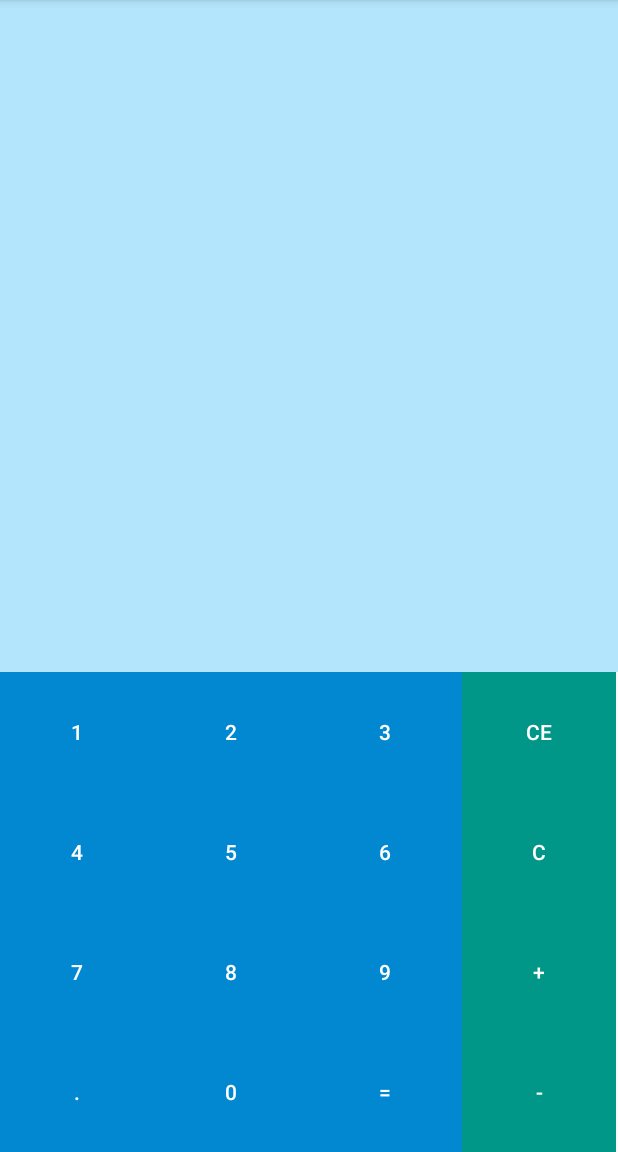
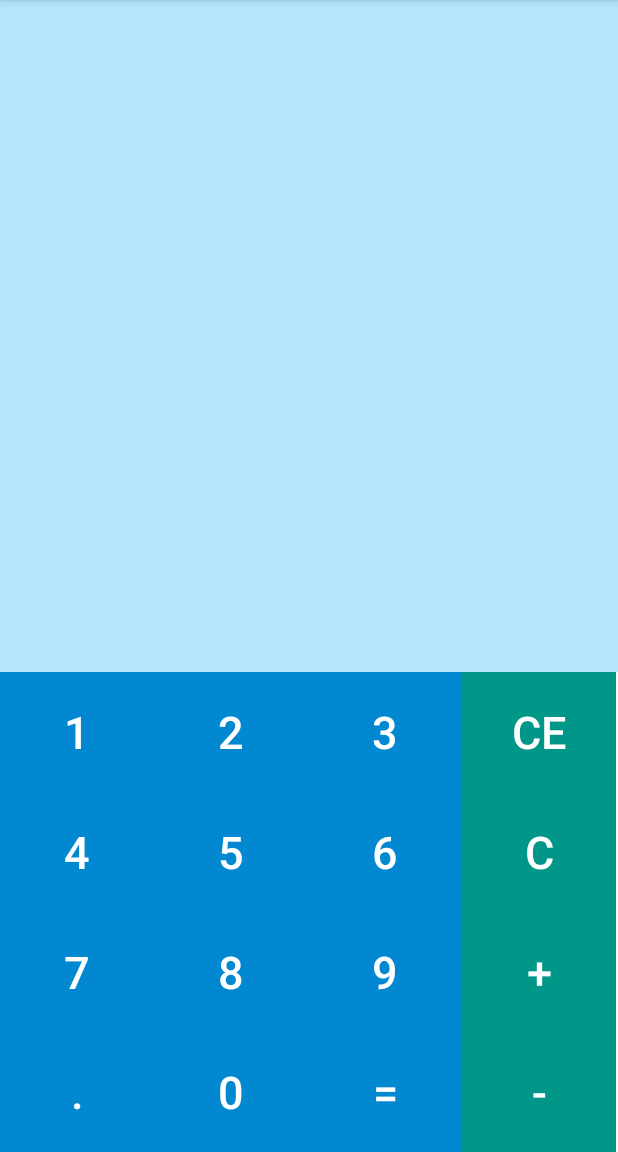
Before and after one commit to pa7wel/Calculator, an Android app: the screen it shows after launch (CalculatorActivity), on a phone screen of 412 x 824 dp, the part 84-1236 px from its top. Run offline under Robolectric (Android 15) with nearby library versions, the phone set to English and light mode, and no system bars.

Commit message:
v8 - zmiany rozmiaru czcionki.

```diff
--- a/app/src/main/res/values/styles.xml
+++ b/app/src/main/res/values/styles.xml
@@ -14,6 +14,7 @@
         <item name="android:onClick">onClicked</item>
         <item name="android:background">@drawable/button_selector</item>
         <item name="android:textColor">#fff</item>
+        <item name="android:textSize">30dp</item>
     </style>
 
     <style name="KeyStyles.KeySizePortrait">
```
